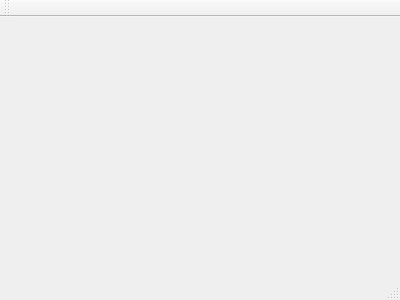
Before: the Qt Designer form 05_Layouts/05_Layouts/mainwindow.ui in wildenali/Belajar-GUI-dengan-QtCreator, drawn with Qt 5.
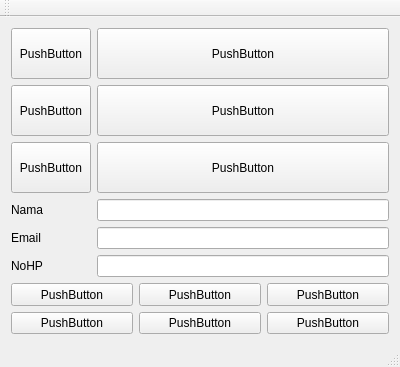
After: the same form once the commit is applied.

The edit to the form file:
```diff
--- a/05_Layouts/05_Layouts/mainwindow.ui
+++ b/05_Layouts/05_Layouts/mainwindow.ui
@@ -1,24 +1,236 @@
 <ui version="4.0">
  <class>MainWindow</class>
- <widget class="QMainWindow" name="MainWindow" >
-  <property name="geometry" >
+ <widget class="QMainWindow" name="MainWindow">
+  <property name="geometry">
    <rect>
     <x>0</x>
     <y>0</y>
     <width>400</width>
-    <height>300</height>
+    <height>367</height>
    </rect>
   </property>
   <property name="windowTitle" >
    <string>MainWindow</string>
   </property>
-  <widget class="QMenuBar" name="menuBar" />
-  <widget class="QToolBar" name="mainToolBar" />
-  <widget class="QWidget" name="centralWidget" />
-  <widget class="QStatusBar" name="statusBar" />
+  <widget class="QWidget" name="centralWidget">
+   <layout class="QGridLayout" name="gridLayout_2">
+    <item row="0" column="0">
+     <layout class="QVBoxLayout" name="verticalLayout">
+      <item>
+       <widget class="QPushButton" name="pushButton_5">
+        <property name="sizePolicy">
+         <sizepolicy hsizetype="Minimum" vsizetype="Preferred">
+          <horstretch>0</horstretch>
+          <verstretch>0</verstretch>
+         </sizepolicy>
+        </property>
+        <property name="text">
+         <string>PushButton</string>
+        </property>
+       </widget>
+      </item>
+     </layout>
+    </item>
+    <item row="0" column="1">
+     <widget class="QPushButton" name="pushButton_3">
+      <property name="sizePolicy">
+       <sizepolicy hsizetype="Minimum" vsizetype="Preferred">
+        <horstretch>0</horstretch>
+        <verstretch>0</verstretch>
+       </sizepolicy>
+      </property>
+      <property name="text">
+       <string>PushButton</string>
+      </property>
+     </widget>
+    </item>
+    <item row="1" column="0">
+     <widget class="QPushButton" name="pushButton_4">
+      <property name="sizePolicy">
+       <sizepolicy hsizetype="Minimum" vsizetype="Preferred">
+        <horstretch>0</horstretch>
+        <verstretch>0</verstretch>
+       </sizepolicy>
+      </property>
+      <property name="text">
+       <string>PushButton</string>
+      </property>
+     </widget>
+    </item>
+    <item row="1" column="1">
+     <widget class="QPushButton" name="pushButton">
+      <property name="sizePolicy">
+       <sizepolicy hsizetype="Minimum" vsizetype="Preferred">
+        <horstretch>0</horstretch>
+        <verstretch>0</verstretch>
+       </sizepolicy>
+      </property>
+      <property name="text">
+       <string>PushButton</string>
+      </property>
+     </widget>
+    </item>
+    <item row="2" column="0">
+     <widget class="QPushButton" name="pushButton_6">
+      <property name="sizePolicy">
+       <sizepolicy hsizetype="Minimum" vsizetype="Preferred">
+        <horstretch>0</horstretch>
+        <verstretch>0</verstretch>
+       </sizepolicy>
+      </property>
+      <property name="text">
+       <string>PushButton</string>
+      </property>
+     </widget>
+    </item>
+    <item row="2" column="1">
+     <widget class="QPushButton" name="pushButton_2">
+      <property name="sizePolicy">
+       <sizepolicy hsizetype="Minimum" vsizetype="Preferred">
+        <horstretch>0</horstretch>
+        <verstretch>0</verstretch>
+       </sizepolicy>
+      </property>
+      <property name="text">
+       <string>PushButton</string>
+      </property>
+     </widget>
+    </item>
+    <item row="3" column="0">
+     <widget class="QLabel" name="label_2">
+      <property name="text">
+       <string>Nama</string>
+      </property>
+     </widget>
+    </item>
+    <item row="3" column="1">
+     <widget class="QLineEdit" name="lineEdit"/>
+    </item>
+    <item row="4" column="0">
+     <widget class="QLabel" name="label_3">
+      <property name="text">
+       <string>Email</string>
+      </property>
+     </widget>
+    </item>
+    <item row="4" column="1">
+     <widget class="QLineEdit" name="lineEdit_2"/>
+    </item>
+    <item row="5" column="0">
+     <widget class="QLabel" name="label">
+      <property name="text">
+       <string>NoHP</string>
+      </property>
+     </widget>
+    </item>
+    <item row="5" column="1">
+     <widget class="QLineEdit" name="lineEdit_3"/>
+    </item>
+    <item row="6" column="0" colspan="2">
+     <layout class="QGridLayout" name="gridLayout">
+      <item row="0" column="0">
+       <widget class="QPushButton" name="pushButton_7">
+        <property name="sizePolicy">
+         <sizepolicy hsizetype="Minimum" vsizetype="Preferred">
+          <horstretch>0</horstretch>
+          <verstretch>0</verstretch>
+         </sizepolicy>
+        </property>
+        <property name="text">
+         <string>PushButton</string>
+        </property>
+       </widget>
+      </item>
+      <item row="0" column="1">
+       <widget class="QPushButton" name="pushButton_8">
+        <property name="sizePolicy">
+         <sizepolicy hsizetype="Minimum" vsizetype="Preferred">
+          <horstretch>0</horstretch>
+          <verstretch>0</verstretch>
+         </sizepolicy>
+        </property>
+        <property name="text">
+         <string>PushButton</string>
+        </property>
+       </widget>
+      </item>
+      <item row="0" column="2">
+       <widget class="QPushButton" name="pushButton_9">
+        <property name="sizePolicy">
+         <sizepolicy hsizetype="Minimum" vsizetype="Preferred">
+          <horstretch>0</horstretch>
+          <verstretch>0</verstretch>
+         </sizepolicy>
+        </property>
+        <property name="text">
+         <string>PushButton</string>
+        </property>
+       </widget>
+      </item>
+      <item row="1" column="0">
+       <widget class="QPushButton" name="pushButton_10">
+        <property name="sizePolicy">
+         <sizepolicy hsizetype="Minimum" vsizetype="Preferred">
+          <horstretch>0</horstretch>
+          <verstretch>0</verstretch>
+         </sizepolicy>
+        </property>
+        <property name="text">
+         <string>PushButton</string>
+        </property>
+       </widget>
+      </item>
+      <item row="1" column="1">
+       <widget class="QPushButton" name="pushButton_11">
+        <property name="sizePolicy">
+         <sizepolicy hsizetype="Minimum" vsizetype="Preferred">
+          <horstretch>0</horstretch>
+          <verstretch>0</verstretch>
+         </sizepolicy>
+        </property>
+        <property name="text">
+         <string>PushButton</string>
+        </property>
+       </widget>
+      </item>
+      <item row="1" column="2">
+       <widget class="QPushButton" name="pushButton_12">
+        <property name="sizePolicy">
+         <sizepolicy hsizetype="Minimum" vsizetype="Preferred">
+          <horstretch>0</horstretch>
+          <verstretch>0</verstretch>
+         </sizepolicy>
+        </property>
+        <property name="text">
+         <string>PushButton</string>
+        </property>
+       </widget>
+      </item>
+     </layout>
+    </item>
+   </layout>
+  </widget>
+  <widget class="QMenuBar" name="menuBar">
+   <property name="geometry">
+    <rect>
+     <x>0</x>
+     <y>0</y>
+     <width>400</width>
+     <height>25</height>
+    </rect>
+   </property>
+  </widget>
+  <widget class="QToolBar" name="mainToolBar">
+   <attribute name="toolBarArea">
+    <enum>TopToolBarArea</enum>
+   </attribute>
+   <attribute name="toolBarBreak">
+    <bool>false</bool>
+   </attribute>
+  </widget>
+  <widget class="QStatusBar" name="statusBar"/>
  </widget>
- <layoutDefault spacing="6" margin="11" />
- <pixmapfunction></pixmapfunction>
+ <layoutdefault spacing="6" margin="11"/>
  <resources/>
  <connections/>
 </ui>
```
Left out of the diff: 3 changed lines with no effect on the pictures.
